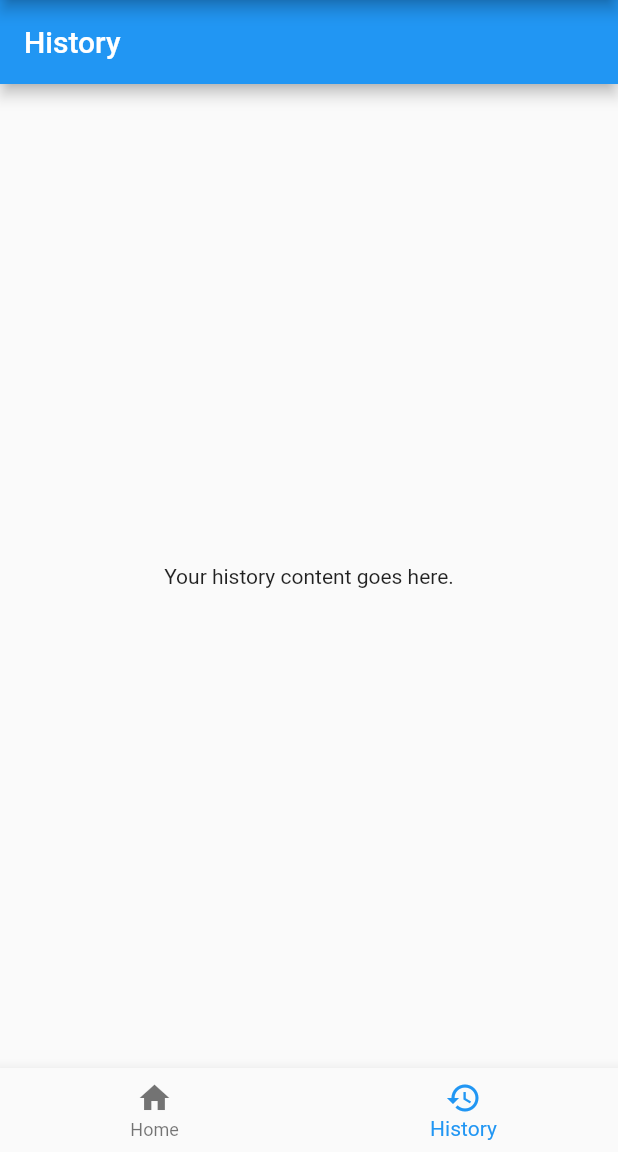
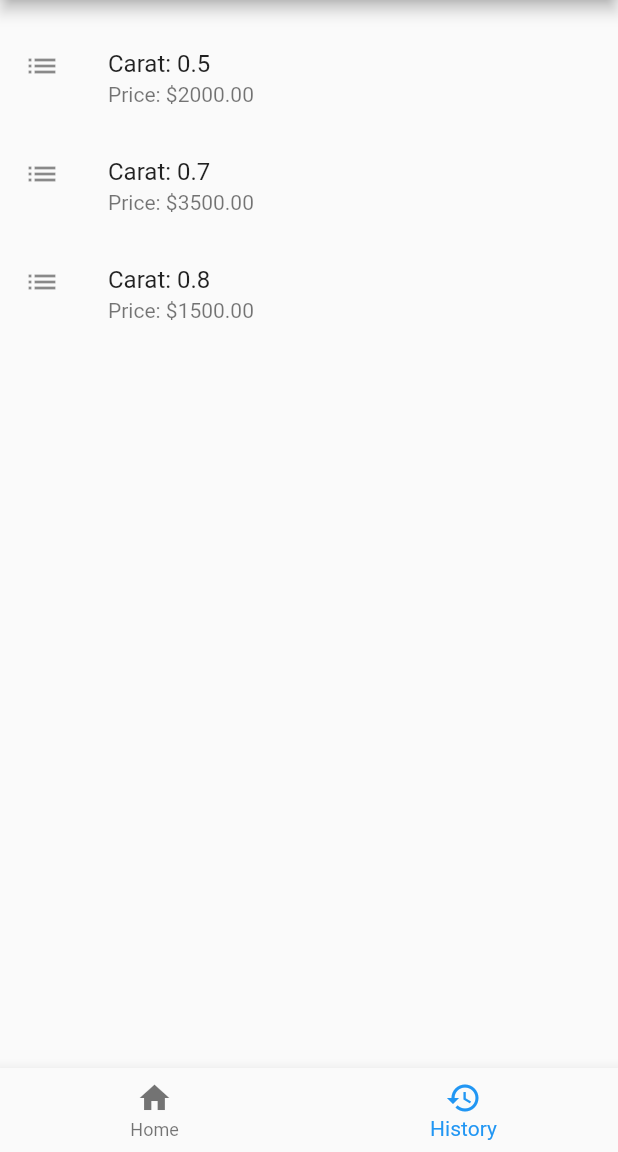
Before and after one commit to NicoLe-01/diamond_prediction_flutter, a Flutter app: the screen it shows after launch, item 2 of the bottom bar chosen, on a phone screen of 412 x 824 dp, the part 84-1236 px from its top. Run offline on Flutter 3.47's test engine with Material 2 defaults, Android fonts, the phone set to English and light mode, and no system bars.

Commit message:
change: history page and icon in login

```diff
--- a/lib/components/my_button.dart
+++ b/lib/components/my_button.dart
@@ -13,12 +13,12 @@ class MyButton extends StatelessWidget {
         padding: const EdgeInsets.all(25),
         margin: const EdgeInsets.symmetric(horizontal: 25),
         decoration: BoxDecoration(
-          color: Colors.black,
+          color: Color.fromARGB(255, 10, 104, 219),
           borderRadius: BorderRadius.circular(8),
         ),
         child: const Center(
             child: Text(
-          "Sign",
+          "Login",
           style: TextStyle(
               color: Colors.white, fontWeight: FontWeight.bold, fontSize: 16),
         )),
--- /dev/null
+++ b/lib/data_source.dart
@@ -0,0 +1,29 @@
+class Prediction {
+  final double carat;
+  final double cut;
+  final double x;
+  final double y;
+  final double z;
+  final double price;
+
+  Prediction({
+    required this.carat,
+    required this.cut,
+    required this.x,
+    required this.y,
+    required this.z,
+    required this.price,
+  });
+}
+
+class PredictionDataSource {
+  // Simulated list of predictions, replace with your database logic.
+  static List<Prediction> getPredictionHistory() {
+    return [
+      Prediction(carat: 0.5, cut: 1.0, x: 1.0, y: 1.0, z: 1.0, price: 2000),
+      Prediction(carat: 0.7, cut: 0.8, x: 1.2, y: 1.1, z: 1.3, price: 3500),
+      Prediction(carat: 0.8, cut: 0.1, x: 1.2, y: 1.1, z: 1.3, price: 1500),
+      // Add more predictions here.
+    ];
+  }
+}
--- a/lib/history_screen.dart
+++ b/lib/history_screen.dart
@@ -1,17 +1,31 @@
 import 'package:flutter/material.dart';
+import 'data_source.dart';
 
 class HistoryScreen extends StatelessWidget {
   const HistoryScreen({Key? key}) : super(key: key);
 
   @override
   Widget build(BuildContext context) {
-    return Scaffold(
-      appBar: AppBar(
-        title: const Text('History'),
-      ),
-      body: const Center(
-        child: Text('Your history content goes here.'),
-      ),
+    final predictions = PredictionDataSource.getPredictionHistory();
+
+    return Container(
+      margin: EdgeInsets.symmetric(vertical: 16.0),
+      child: predictions.isEmpty
+          ? Center(
+              child: Text('No prediction history available.'),
+            )
+          : ListView.builder(
+              itemCount: predictions.length,
+              itemBuilder: (context, index) {
+                final prediction = predictions[index];
+                return ListTile(
+                  leading: Icon(Icons.list),
+                  title: Text('Carat: ${prediction.carat.toString()}'),
+                  subtitle:
+                      Text('Price: \$${prediction.price.toStringAsFixed(2)}'),
+                );
+              },
+            ),
     );
   }
 }
--- a/lib/login_page.dart
+++ b/lib/login_page.dart
@@ -28,8 +28,9 @@ class LoginPage extends StatelessWidget {
               children: [
                 SizedBox(height: 20),
                 Icon(
-                  Icons.lock,
-                  size: 100,
+                  Icons.diamond,
+                  size: 150,
+                  color: Color.fromARGB(255, 7, 75, 212),
                 ),
                 SizedBox(height: 20),
                 Text(
@@ -74,7 +75,7 @@ class LoginPage extends StatelessWidget {
                   onTap: () {
                     signIn(context);
                   },
-                )
+                ),
               ],
             ),
           ),
--- a/lib/main.dart
+++ b/lib/main.dart
@@ -91,7 +91,6 @@ class _HomeScreenState extends State<HomeScreen> {
     if (response.statusCode == 200) {
       final Map<String, dynamic> data = json.decode(response.body);
       final predictionResult = data['prediction'];
-      print(predictionResult);
 
       setState(() {
         _predictionResult = predictionResult;
```
